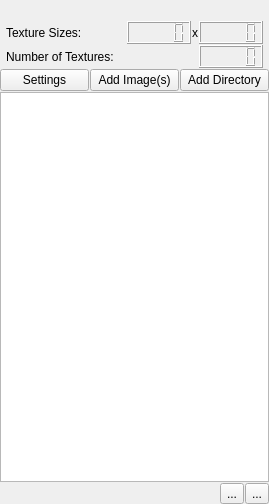
This is DesignerTool/src/WidgetAtlasGroup.ui in GameOverture/HarmonyEngine as Qt 5 draws it before an edit. The edited form follows.
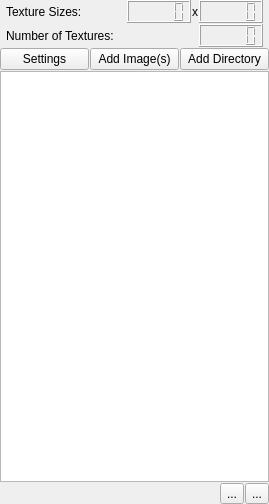
This is the edited form. Icons and pictures are not drawn.

Commit message: Using a combo box to choose between Atlas Groups

Diff of the .ui file:
```diff
--- a/DesignerTool/src/WidgetAtlasGroup.ui
+++ b/DesignerTool/src/WidgetAtlasGroup.ui
@@ -32,49 +32,6 @@
    <property name="bottomMargin">
     <number>0</number>
    </property>
-   <item>
-    <layout class="QHBoxLayout" name="horizontalLayout_4">
-     <item>
-      <spacer name="horizontalSpacer">
-       <property name="orientation">
-        <enum>Qt::Horizontal</enum>
-       </property>
-       <property name="sizeHint" stdset="0">
-        <size>
-         <width>40</width>
-         <height>20</height>
-        </size>
-       </property>
-      </spacer>
-     </item>
-     <item>
-      <widget class="QLabel" name="lblAtlasGroupName">
-       <property name="font">
-        <font>
-         <weight>75</weight>
-         <bold>true</bold>
-        </font>
-       </property>
-       <property name="text">
-        <string>&lt;Atlas Group Name&gt;</string>
-       </property>
-      </widget>
-     </item>
-     <item>
-      <spacer name="horizontalSpacer_3">
-       <property name="orientation">
-        <enum>Qt::Horizontal</enum>
-       </property>
-       <property name="sizeHint" stdset="0">
-        <size>
-         <width>40</width>
-         <height>20</height>
-        </size>
-       </property>
-      </spacer>
-     </item>
-    </layout>
-   </item>
    <item>
     <layout class="QHBoxLayout" name="horizontalLayout">
      <property name="spacing">
```
The commit also changes 10 other files.
